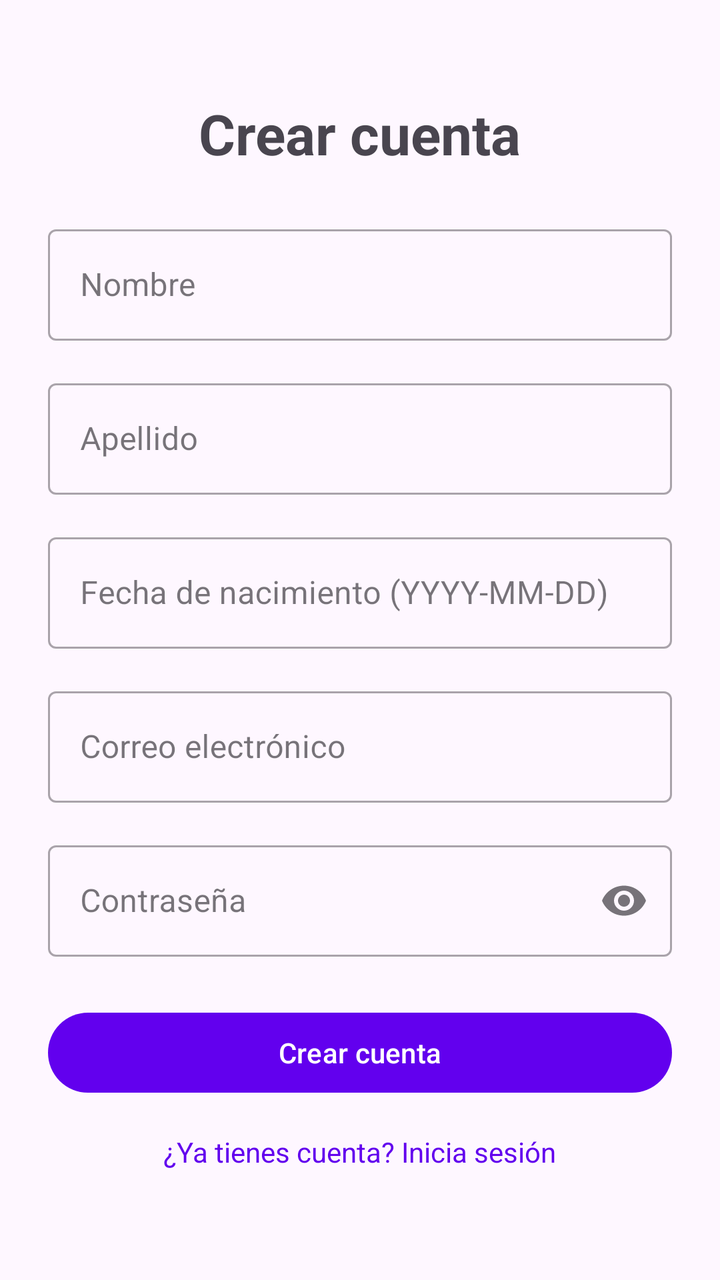
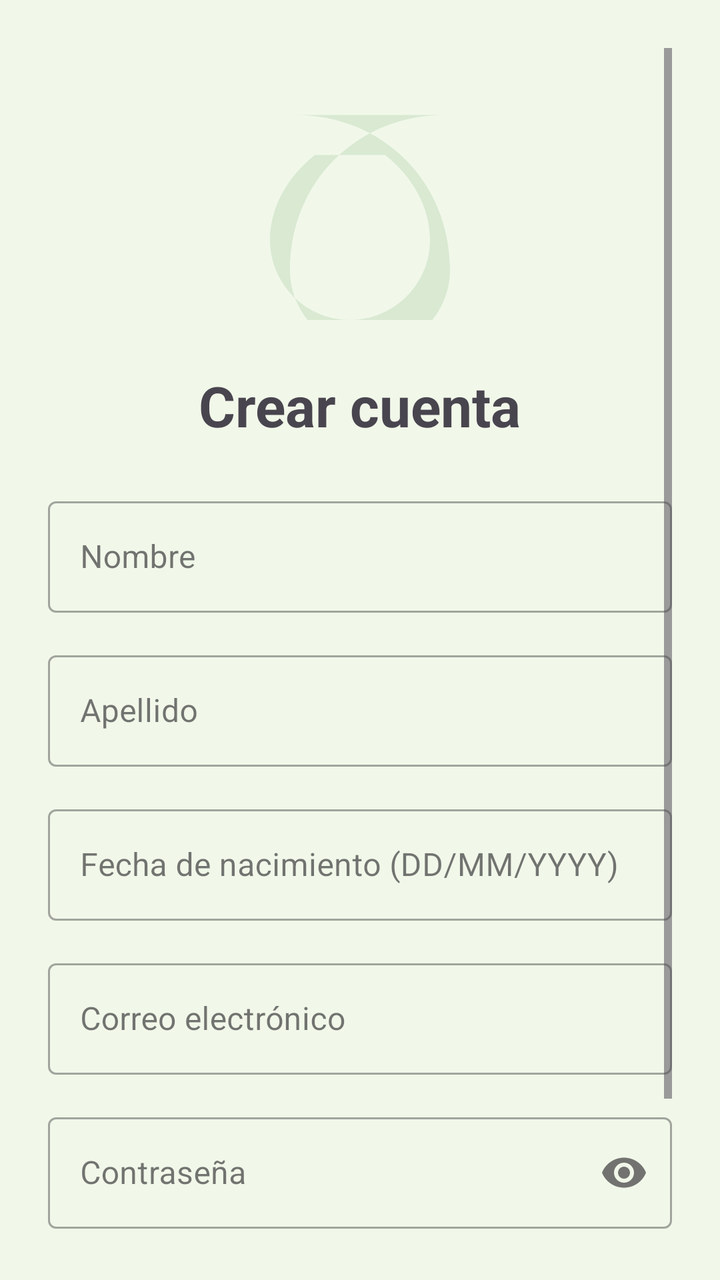

The first picture is an Android layout as it rendered before a commit; the second is the same layout after the commit. The layout source and the unified diff follow.
<!-- AndroidManifest.xml: application theme Theme.PlagueID -->
<!-- res/layout/activity_register.xml -->
<?xml version="1.0" encoding="utf-8"?>
<ScrollView xmlns:android="http://schemas.android.com/apk/res/android"
    xmlns:app="http://schemas.android.com/apk/res-auto"
    android:layout_width="match_parent"
    android:layout_height="match_parent"
    android:padding="24dp"
    android:fillViewport="true">

    <LinearLayout
        android:layout_width="match_parent"
        android:layout_height="wrap_content"
        android:orientation="vertical"
        android:gravity="center_horizontal">

        <TextView
            android:layout_width="wrap_content"
            android:layout_height="wrap_content"
            android:text="@string/create_account"
            android:textSize="28sp"
            android:textStyle="bold"
            android:layout_marginTop="24dp" />

        <com.google.android.material.textfield.TextInputLayout
            android:layout_width="match_parent"
            android:layout_height="wrap_content"
            android:layout_marginTop="24dp"
            style="@style/Widget.MaterialComponents.TextInputLayout.OutlinedBox">

            <com.google.android.material.textfield.TextInputEditText
                android:id="@+id/firstNameInput"
                android:layout_width="match_parent"
                android:layout_height="wrap_content"
                android:hint="@string/first_name" />
        </com.google.android.material.textfield.TextInputLayout>

        <com.google.android.material.textfield.TextInputLayout
            android:layout_width="match_parent"
            android:layout_height="wrap_content"
            android:layout_marginTop="16dp"
            style="@style/Widget.MaterialComponents.TextInputLayout.OutlinedBox">

            <com.google.android.material.textfield.TextInputEditText
                android:id="@+id/lastNameInput"
                android:layout_width="match_parent"
                android:layout_height="wrap_content"
                android:hint="@string/last_name" />
        </com.google.android.material.textfield.TextInputLayout>

        <com.google.android.material.textfield.TextInputLayout
            android:layout_width="match_parent"
            android:layout_height="wrap_content"
            android:layout_marginTop="16dp"
            style="@style/Widget.MaterialComponents.TextInputLayout.OutlinedBox">

            <com.google.android.material.textfield.TextInputEditText
                android:id="@+id/birthDateInput"
                android:layout_width="match_parent"
                android:layout_height="wrap_content"
                android:hint="@string/birth_date_hint"
                android:inputType="date" />
        </com.google.android.material.textfield.TextInputLayout>

        <com.google.android.material.textfield.TextInputLayout
            android:layout_width="match_parent"
            android:layout_height="wrap_content"
            android:layout_marginTop="16dp"
            style="@style/Widget.MaterialComponents.TextInputLayout.OutlinedBox">

            <com.google.android.material.textfield.TextInputEditText
                android:id="@+id/emailInput"
                android:layout_width="match_parent"
                android:layout_height="wrap_content"
                android:hint="@string/email"
                android:inputType="textEmailAddress" />
        </com.google.android.material.textfield.TextInputLayout>

        <com.google.android.material.textfield.TextInputLayout
            android:layout_width="match_parent"
            android:layout_height="wrap_content"
            android:layout_marginTop="16dp"
            app:endIconMode="password_toggle"
            style="@style/Widget.MaterialComponents.TextInputLayout.OutlinedBox">

            <com.google.android.material.textfield.TextInputEditText
                android:id="@+id/passwordInput"
                android:layout_width="match_parent"
                android:layout_height="wrap_content"
                android:hint="@string/password"
                android:inputType="textPassword" />
        </com.google.android.material.textfield.TextInputLayout>

        <com.google.android.material.button.MaterialButton
            android:id="@+id/registerButton"
            android:layout_width="match_parent"
            android:layout_height="wrap_content"
            android:layout_marginTop="24dp"
            android:text="@string/register" />

        <ProgressBar
            android:id="@+id/progressBar"
            android:layout_width="wrap_content"
            android:layout_height="wrap_content"
            android:layout_marginTop="16dp"
            android:visibility="gone" />

        <TextView
            android:id="@+id/loginLink"
            android:layout_width="wrap_content"
            android:layout_height="wrap_content"
            android:layout_marginTop="16dp"
            android:text="@string/has_account"
            android:textColor="?attr/colorPrimary" />
    </LinearLayout>
</ScrollView>
<!-- resources referenced by this layout -->
<resources>
  <string name="birth_date_hint">Fecha de nacimiento (YYYY-MM-DD)</string>
  <string name="create_account">Crear cuenta</string>
  <string name="email">Correo electrónico</string>
  <string name="first_name">Nombre</string>
  <string name="has_account">¿Ya tienes cuenta? Inicia sesión</string>
  <string name="last_name">Apellido</string>
  <string name="password">Contraseña</string>
  <string name="register">Crear cuenta</string>
  <style name="Theme.PlagueID" parent="Theme.Material3.DayNight.NoActionBar">
          <item name="colorPrimary">@color/purple_500</item>
          <item name="colorPrimaryVariant">@color/purple_700</item>
          <item name="colorOnPrimary">@color/white</item>
          <item name="colorSecondary">@color/teal_200</item>
      </style>
  <color name="purple_500">#FF6200EE</color>
  <color name="purple_700">#FF3700B3</color>
  <color name="white">#FFFFFFFF</color>
  <color name="teal_200">#FF03DAC5</color>
</resources>

<!-- the commit's change to res/layout/activity_register.xml (unified diff, before → after) -->
@@ -11,6 +11,13 @@
         android:layout_height="wrap_content"
         android:orientation="vertical"
         android:gravity="center_horizontal">
+
+        <ImageView
+            android:layout_width="120dp"
+            android:layout_height="120dp"
+            android:layout_marginTop="16dp"
+            android:src="@drawable/ic_leaf"
+            android:alpha="0.12" />
 
         <TextView
             android:layout_width="wrap_content"
<!-- resource entries referenced after the edit -->
@@ -1,6 +1,17 @@
 <!-- resources referenced by this layout -->
 <resources>
-  <string name="birth_date_hint">Fecha de nacimiento (YYYY-MM-DD)</string>
+  <!-- drawable ic_leaf (drawable) -->
+  <?xml version="1.0" encoding="utf-8"?>
+  <vector xmlns:android="http://schemas.android.com/apk/res/android"
+      android:width="24dp"
+      android:height="24dp"
+      android:viewportWidth="24"
+      android:viewportHeight="24">
+      <path
+          android:fillColor="#2E7D32"
+          android:pathData="M5.5,3.5c8.8,0 15.5,6.7 15.5,15.5 0,4.4 -3.6,8 -8,8 -4.4,0 -8,-3.6 -8,-8 0,-8.8 6.7,-15.5 15.5,-15.5z M7.5,7.5c-2.7,2.1 -4.5,5.2 -4.5,8.5 0,4.4 3.6,8 8,8 4.4,0 8,-3.6 8,-8 0,-3.3 -1.8,-6.4 -4.5,-8.5z" />
+  </vector>
+  <string name="birth_date_hint">Fecha de nacimiento (DD/MM/YYYY)</string>
   <string name="create_account">Crear cuenta</string>
   <string name="email">Correo electrónico</string>
   <string name="first_name">Nombre</string>
@@ -9,14 +20,18 @@
   <string name="password">Contraseña</string>
   <string name="register">Crear cuenta</string>
   <style name="Theme.PlagueID" parent="Theme.Material3.DayNight.NoActionBar">
-          <item name="colorPrimary">@color/purple_500</item>
-          <item name="colorPrimaryVariant">@color/purple_700</item>
+          <item name="colorPrimary">@color/leaf_green</item>
+          <item name="colorPrimaryVariant">@color/leaf_dark</item>
           <item name="colorOnPrimary">@color/white</item>
-          <item name="colorSecondary">@color/teal_200</item>
+          <item name="colorSecondary">@color/leaf_light</item>
+          <item name="android:windowBackground">@color/leaf_pale</item>
+          <item name="android:statusBarColor">@color/leaf_dark</item>
+          <item name="android:navigationBarColor">@color/leaf_pale</item>
       </style>
-  <color name="purple_500">#FF6200EE</color>
-  <color name="purple_700">#FF3700B3</color>
+  <color name="leaf_green">#FF2E7D32</color>
+  <color name="leaf_dark">#FF1B5E20</color>
   <color name="white">#FFFFFFFF</color>
-  <color name="teal_200">#FF03DAC5</color>
+  <color name="leaf_light">#FF8BC34A</color>
+  <color name="leaf_pale">#FFF1F8E9</color>
 </resources>
 
